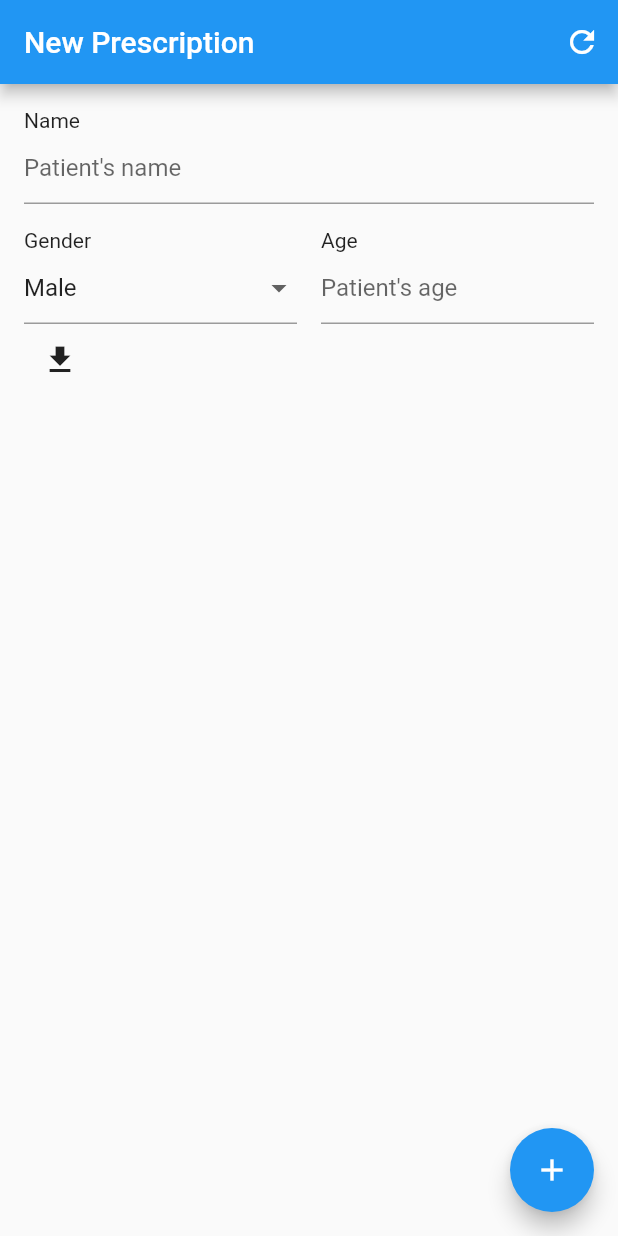
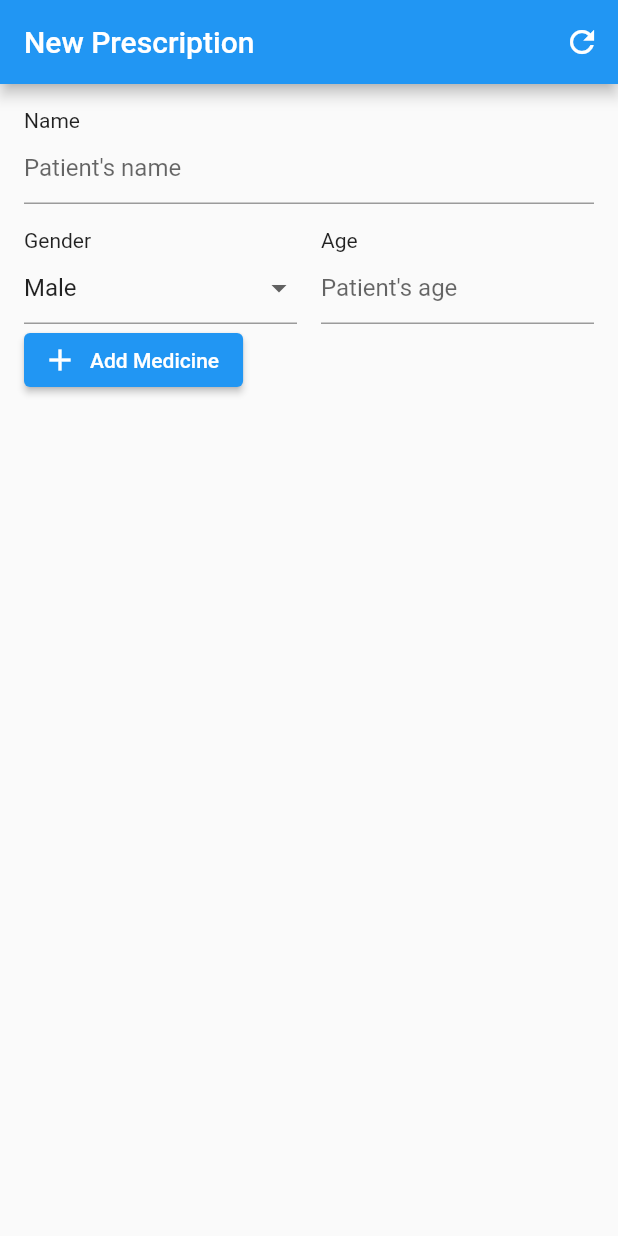
Before and after one commit to Jainysh/rx-prescription-flutter, a Flutter app: the screen it shows after launch, on a phone screen of 412 x 824 dp. Run offline on Flutter 3.47's test engine with Material 2 defaults, Android fonts, the phone set to English and light mode, and no system bars; drawn by our look-alikes of reactive_forms; our stand-ins replace open_file, pdf, permission_handler.

Commit message:
formatting changes

```diff
--- a/lib/component/medicine_card.dart
+++ b/lib/component/medicine_card.dart
@@ -16,10 +16,7 @@ class MedicineCard extends StatelessWidget {
 
   @override
   Widget build(BuildContext context) {
-    String result = '';
-    for (var frequencyData in medicine.frequency ?? []) {
-      result += '${frequencyData.quantity} ${frequencyData.details} |';
-    }
+    String result = formatMedicineFrequency(medicine);
 
     void updateMedicineData() {
       showModalBottomSheet(
@@ -42,6 +39,7 @@ class MedicineCard extends StatelessWidget {
           children: [
             Expanded(
               child: Column(
+                crossAxisAlignment: CrossAxisAlignment.start,
                 children: [
                   Row(
                     mainAxisAlignment: MainAxisAlignment.center,
@@ -80,3 +78,12 @@ class MedicineCard extends StatelessWidget {
     );
   }
 }
+
+String formatMedicineFrequency(Medicine medicine) {
+  String result = '';
+  for (var i = 0; i < (medicine.frequency ?? []).length; i++) {
+    result +=
+        '${medicine.frequency![i].quantity} ${medicine.frequency![i].details} ${i != (medicine.frequency ?? []).length - 1 ? " -- " : ''}';
+  }
+  return result;
+}
--- a/lib/component/medicine_input.dart
+++ b/lib/component/medicine_input.dart
@@ -171,7 +171,8 @@ class _MedicineInputState extends State<MedicineInput> {
                                     if (textEditingValue.text == '') {
                                       return dosageNames;
                                     }
-                                  detailsControl.value = textEditingValue.text;
+                                    detailsControl.value =
+                                        textEditingValue.text;
                                     return dosageNames.where((String option) {
                                       return option.toLowerCase().contains(
                                           textEditingValue.text.toLowerCase());
@@ -180,7 +181,8 @@ class _MedicineInputState extends State<MedicineInput> {
                                   onSelected: (String selection) {
                                     detailsControl.value = selection;
                                   },
-                              )),
+                                  initialValue: TextEditingValue(
+                                      text: detailsControl.value ?? ""))),
                           const SizedBox(width: 16.0),
                           Expanded(
                               flex: 3,
--- a/lib/main.dart
+++ b/lib/main.dart
@@ -80,11 +80,6 @@ class _PrescriptionFormState extends State<PrescriptionForm> {
                       border:
                           pw.Border.all(color: PdfColor.fromHex("000000")))),
               pw.Container(
-                  // decoration: pw.BoxDecoration(
-                  //     // border: pw.Border.symmetric(horizontal: pw.BorderSide(color: PdfColor.fromHex("000000"))),
-
-                  //   ),
-
                   child: pw.Padding(
                       padding: const pw.EdgeInsets.fromLTRB(0, 8, 0, 16),
                       child: pw.Row(
@@ -98,37 +93,37 @@ class _PrescriptionFormState extends State<PrescriptionForm> {
                                 style: const pw.TextStyle(fontSize: fontSize))
                           ]))),
               for (var medicine in medicines)
-                pw.Column(children: [
+                pw.Column(
+                    crossAxisAlignment: pw.CrossAxisAlignment.start,
+                    children: [
                       pw.Padding(
                           padding: const pw.EdgeInsets.fromLTRB(0, 8, 0, 8),
                           child: pw.Row(
-                          mainAxisAlignment: pw.MainAxisAlignment.spaceBetween,
+                              mainAxisAlignment:
+                                  pw.MainAxisAlignment.spaceBetween,
                               children: [
                                 pw.Expanded(
                                     child: pw.Text(
                                         "${medicine.type}. ${medicine.name}",
-                                    style:
-                                        const pw.TextStyle(fontSize: fontSize),
+                                        style: const pw.TextStyle(
+                                            fontSize: fontSize),
                                         softWrap: true),
                                     flex: 8),
                                 pw.Expanded(
                                     child: pw.Text(
                                         "(${medicine.quantity.toString()})",
                                         textAlign: pw.TextAlign.right,
-                                    style:
-                                        const pw.TextStyle(fontSize: fontSize)),
+                                        style: const pw.TextStyle(
+                                            fontSize: fontSize)),
                                     flex: 1)
                               ])),
                       pw.Padding(
                           padding: const pw.EdgeInsets.fromLTRB(16, 0, 8, 0),
-                      child: pw.Row(children: [
-                        for (var frequency in medicine.frequency ?? [])
-                          // pw.Expanded(
-                          //     child:
-                          pw.Text(
-                              '${frequency.quantity} ${frequency.details} - ')
+                          child: pw.Text(formatMedicineFrequency(medicine),
+                              softWrap: true,
+                              style: const pw.TextStyle(fontSize: fontSize - 2))
                           // )
-                      ]))
+                          )
                     ])
             ]),
           );
@@ -142,7 +137,7 @@ class _PrescriptionFormState extends State<PrescriptionForm> {
     if (await Permission.manageExternalStorage.request().isGranted) {
       await OpenFile.open(filePath);
     } else {
-      print("Permission denied");
+      // TODO: notify if pdf opening fails with path where this is stored
     }
   }
 
@@ -239,6 +234,23 @@ class _PrescriptionFormState extends State<PrescriptionForm> {
                   ),
                 ],
               ),
+              ElevatedButton.icon(
+                onPressed: () {
+                  showModalBottomSheet(
+                    context: context,
+                    isScrollControlled: true,
+                    builder: (context) => Padding(
+                        padding: EdgeInsets.only(
+                            bottom: MediaQuery.of(context).viewInsets.bottom),
+                        child: const MedicineInput()),
+                  ).then((value) => addToForm(value));
+                },
+                icon: const Icon(
+                  Icons.add,
+                  size: 24.0,
+                ),
+                label: const Text('Add Medicine'),
+              ),
               if (medicines.isNotEmpty)
                 ListView.builder(
                     itemBuilder: (context, index) {
@@ -250,27 +262,16 @@ class _PrescriptionFormState extends State<PrescriptionForm> {
                     },
                     shrinkWrap: true,
                     itemCount: medicines.length),
-              // if (medicine.isNotEmpty)
-              IconButton(
-                  onPressed: printPrescription,
-                  icon: const Icon(Icons.download)),
             ],
           ),
         ),
       ),
-      floatingActionButton: FloatingActionButton(
-        onPressed: () {
-          showModalBottomSheet(
-            context: context,
-            isScrollControlled: true,
-            builder: (context) => Padding(
-                padding: EdgeInsets.only(
-                    bottom: MediaQuery.of(context).viewInsets.bottom),
-                child: const MedicineInput()),
-          ).then((value) => addToForm(value));
-        },
-        child: const Icon(Icons.add),
-      ),
+      floatingActionButton: medicines.isNotEmpty
+          ? FloatingActionButton(
+              onPressed: printPrescription,
+              child: const Icon(Icons.print),
+            )
+          : Container(),
       floatingActionButtonLocation: FloatingActionButtonLocation.endFloat,
     );
   }
```
Also changed, not shown: 1 other file. Lines whose indentation alone changed are shown as unchanged.
